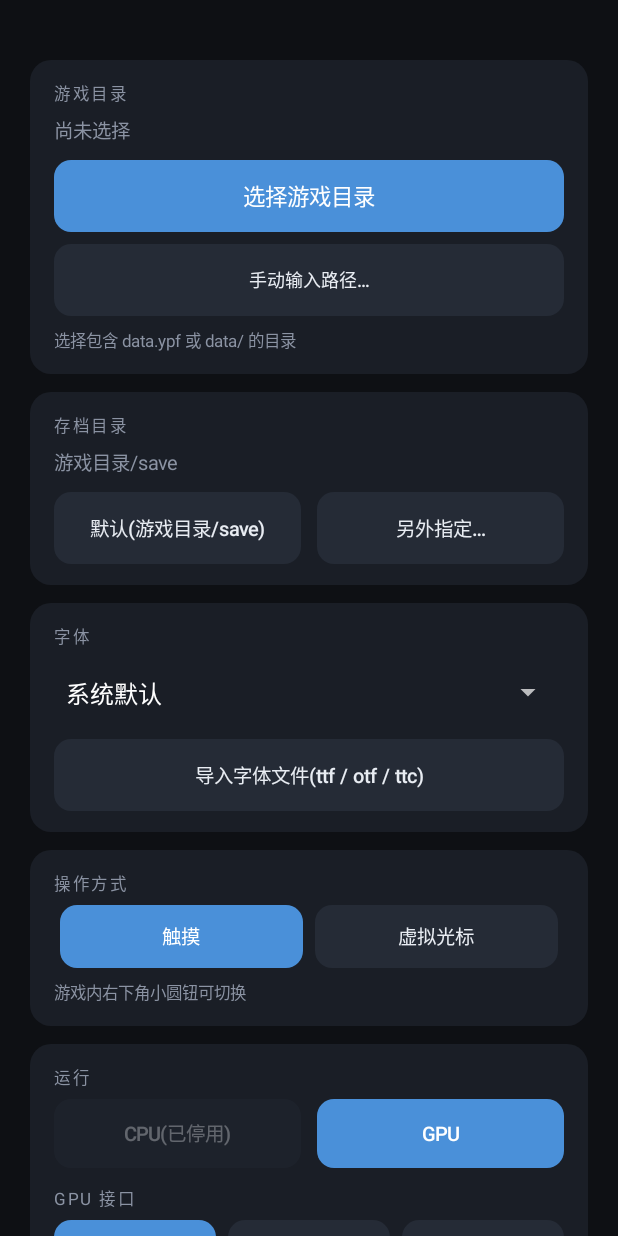
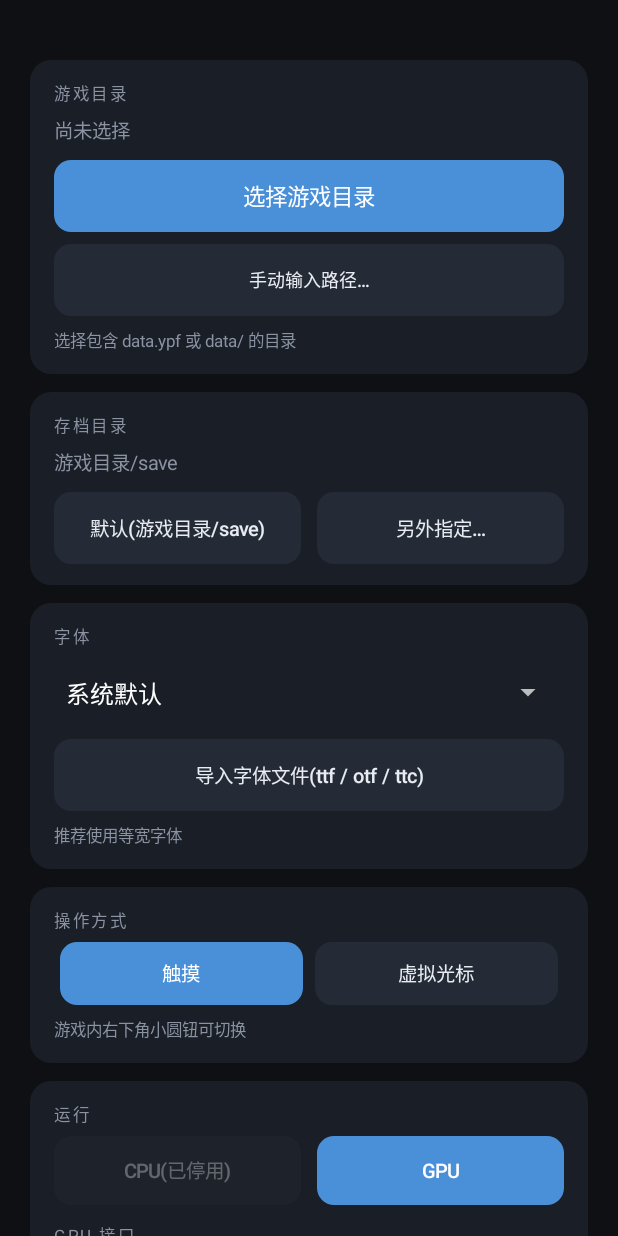
Before and after one commit to NotFaceGUI/yuris-kernel, an Android app: the screen it shows after launch (SetupActivity), on a phone screen of 412 x 824 dp. Run offline under Robolectric (Android 15) with nearby library versions, the phone set to English and light mode, and no system bars; 2 statements that could not run were skipped.

Commit message:
feat(android): 字体导入页提示推荐使用等宽字体

```diff
--- a/android/app/src/main/java/org/yuris/kernel/SetupActivity.java
+++ b/android/app/src/main/java/org/yuris/kernel/SetupActivity.java
@@ -203,6 +203,8 @@ public final class SetupActivity extends AppCompatActivity {
         Button importFont = secondaryButton("导入字体文件(ttf / otf / ttc)");
         importFont.setOnClickListener(v -> pickFont());
         fontCard.addView(importFont, buttonParams());
+        // 官方原版排版按等宽字体设计:字宽不一致会让行宽/对齐跑掉。
+        fontCard.addView(hintText("推荐使用等宽字体"));
         root.addView(fontCard, cardParams());
 
         // ---- 操作方式(启动时的输入模式) ----
```
